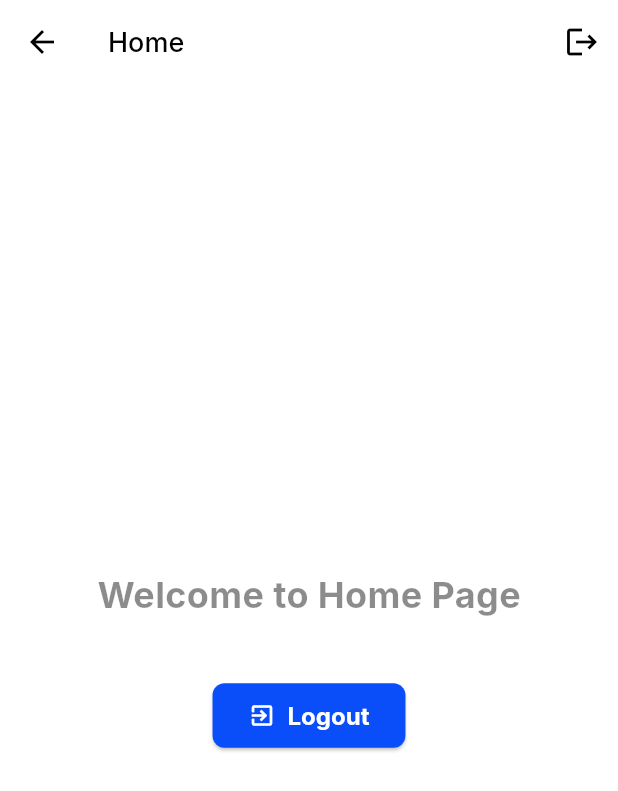
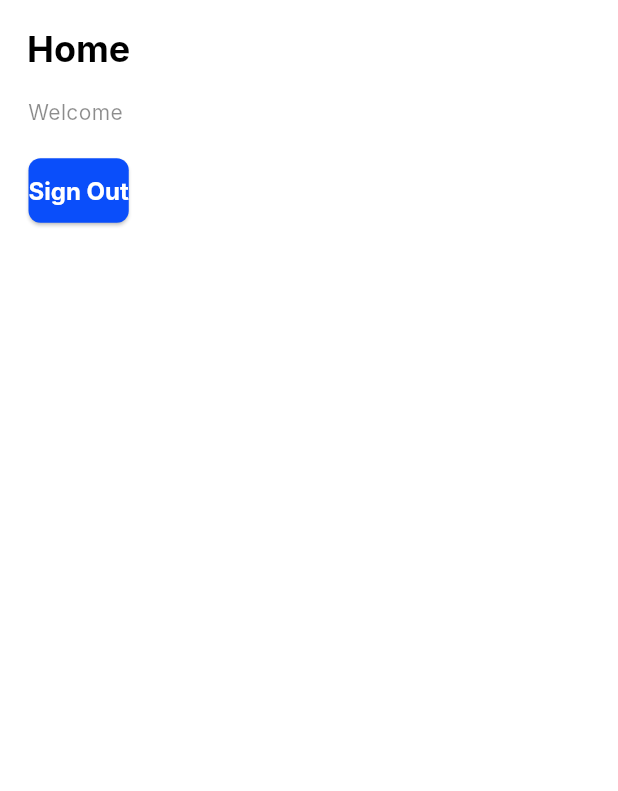
Before and after one commit to Function-Team/mobile-frontend, a Flutter app: the HomePage screen opened by its route, on a phone screen of 412 x 824 dp. Shown: the top 791 px of the screen. Run offline on Flutter 3.47's test engine with Material 3 defaults, Android fonts, the phone set to English and light mode, and no system bars; our stand-ins replace font_awesome_flutter, get, shared_preferences; accounts and stored records are empty; Roboto replaces fonts that are missing (Inter).

Commit message:
feat: Update home page and default route (temporary)
- Add placeholder UI for homepage
- Changed default route from login to home page for temporary

Co-authored-by: Royyan AZ <kasehitoworks@gmail.com>

```diff
--- a/lib/main.dart
+++ b/lib/main.dart
@@ -1,6 +1,7 @@
 import 'package:flutter/material.dart';
 import 'package:function_mobile/modules/auth/bindings/auth_binding.dart';
 import 'package:function_mobile/modules/auth/views/login_page.dart';
+import 'package:function_mobile/modules/home/views/home_page.dart';
 import 'package:function_mobile/routes/routes.dart';
 import 'package:function_mobile/theme/theme_data.dart';
 import 'package:get/get_navigation/src/root/get_material_app.dart';
@@ -18,8 +19,8 @@ class MainApp extends StatelessWidget {
     return GetMaterialApp(
       debugShowCheckedModeBanner: false,
       theme: AppTheme.themeData,
-      home: LoginPage(),
-      initialRoute: MyRoutes.login,
+      home: HomePage(),
+      initialRoute: MyRoutes.home,
       initialBinding: AuthBinding(),
       getPages: MyRoutes.pages,
     );
--- a/lib/modules/home/views/home_page.dart
+++ b/lib/modules/home/views/home_page.dart
@@ -12,38 +12,26 @@ class HomePage extends StatelessWidget {
     final AuthController authController = Get.find<AuthController>();
 
     return Scaffold(
-      appBar: AppBar(
-        title: Text('Home'),
-        actions: [
-          IconButton(
-            icon: Icon(Icons.logout),
-            onPressed: () => authController.logout(),
-            tooltip: 'Logout',
-          ),
-        ],
-      ),
-      body: Center(
+        body: SafeArea(
+      child: SingleChildScrollView(
+        child: Padding(
+          padding: EdgeInsets.all(18),
           child: Column(
-          mainAxisAlignment: MainAxisAlignment.center,
             children: [
-            Text(
-              'Welcome to Home Page',
-              style: TextStyle(fontSize: 24, fontWeight: FontWeight.bold),
-            ),
-            SizedBox(height: 40),
-            ElevatedButton.icon(
-              icon: Icon(Icons.exit_to_app),
-              label: Text('Logout'),
-              style: ElevatedButton.styleFrom(
-                padding: EdgeInsets.symmetric(horizontal: 24, vertical: 12),
-              ),
+              Text('Home', style: Theme.of(context).textTheme.displaySmall),
+              SizedBox(height: 18),
+              Text('Welcome ${authController.user.value?.email ?? 'Guest'}'),
+              SizedBox(height: 18),
+              ElevatedButton(
                 onPressed: () {
                   authController.logout();
                 },
+                child: Text('Sign Out'),
               ),
             ],
           ),
         ),
-    );
+      ),
+    ));
   }
 }
```
Lines whose indentation alone changed are shown as unchanged.
